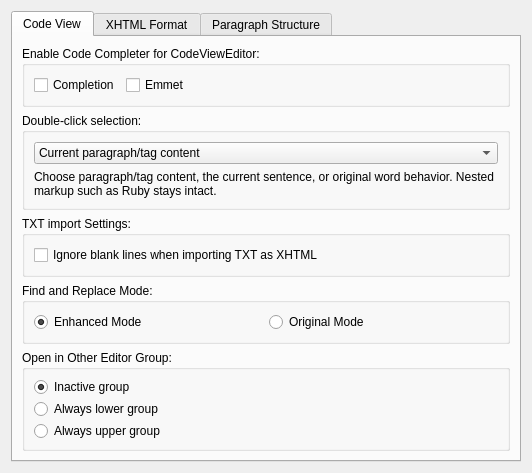
First picture: the form in src/Form_Files/PModifiedVerPrefs.ui, repository 3tic-project/Sigil-Enhanced, before the edit.
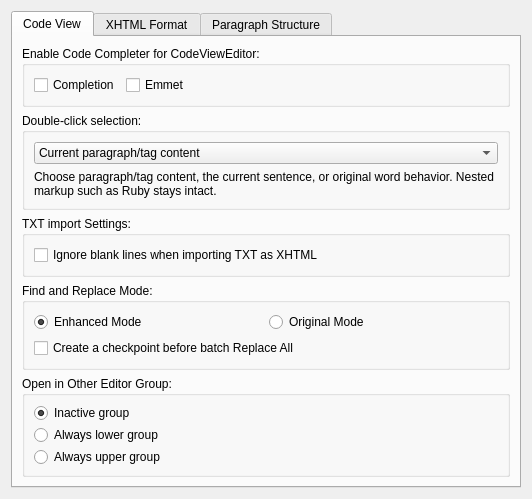
Second picture: the form after the edit. Custom widgets are drawn as their Qt base class.

Diff of the .ui file:
```diff
--- a/src/Form_Files/PModifiedVerPrefs.ui
+++ b/src/Form_Files/PModifiedVerPrefs.ui
@@ -119,8 +119,8 @@
          <property name="title">
           <string>Find and Replace Mode:</string>
          </property>
-         <layout class="QHBoxLayout" name="horizontalLayout_3">
-          <item>
+         <layout class="QGridLayout" name="findReplaceSettingsLayout">
+          <item row="0" column="0">
            <widget class="QRadioButton" name="rbEnhancedMode">
             <property name="text">
              <string>Enhanced Mode</string>
@@ -133,7 +133,7 @@
             </attribute>
            </widget>
           </item>
-          <item>
+          <item row="0" column="1">
            <widget class="QRadioButton" name="rbOriginalMode">
             <property name="text">
              <string>Original Mode</string>
@@ -146,6 +146,16 @@
             </attribute>
            </widget>
           </item>
+          <item row="1" column="0" colspan="2">
+           <widget class="QCheckBox" name="cbReplaceAllCheckpoint">
+            <property name="text">
+             <string>Create a checkpoint before batch Replace All</string>
+            </property>
+            <property name="toolTip">
+             <string>Applies to enhanced Replace All across files and batches of saved searches. Text undo remains available when disabled.</string>
+            </property>
+           </widget>
+          </item>
          </layout>
         </widget>
        </item>
```
